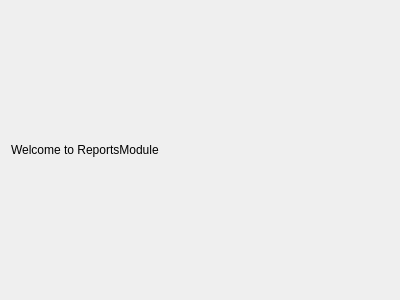
WeWeBunnyX/HotelReservationSQL_Application, file reports.ui: the form before one commit.
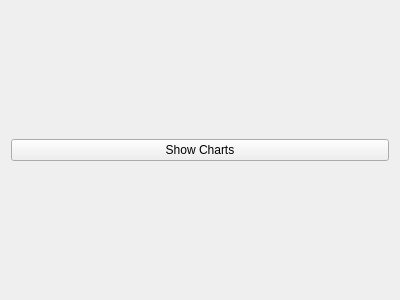
The form after the commit.

Commit message: Test chart/graph gen data

Diff of the .ui file:
```diff
--- a/reports.ui
+++ b/reports.ui
@@ -15,9 +15,9 @@
   </property>
   <layout class="QVBoxLayout" name="verticalLayout">
    <item>
-    <widget class="QLabel" name="label">
+    <widget class="QPushButton" name="showChartsButton">
      <property name="text">
-      <string>Welcome to ReportsModule</string>
+      <string>Show Charts</string>
      </property>
     </widget>
    </item>
```
Left out of the diff: 7 changed lines with no effect on the pictures. The commit also changes 3 other files.
